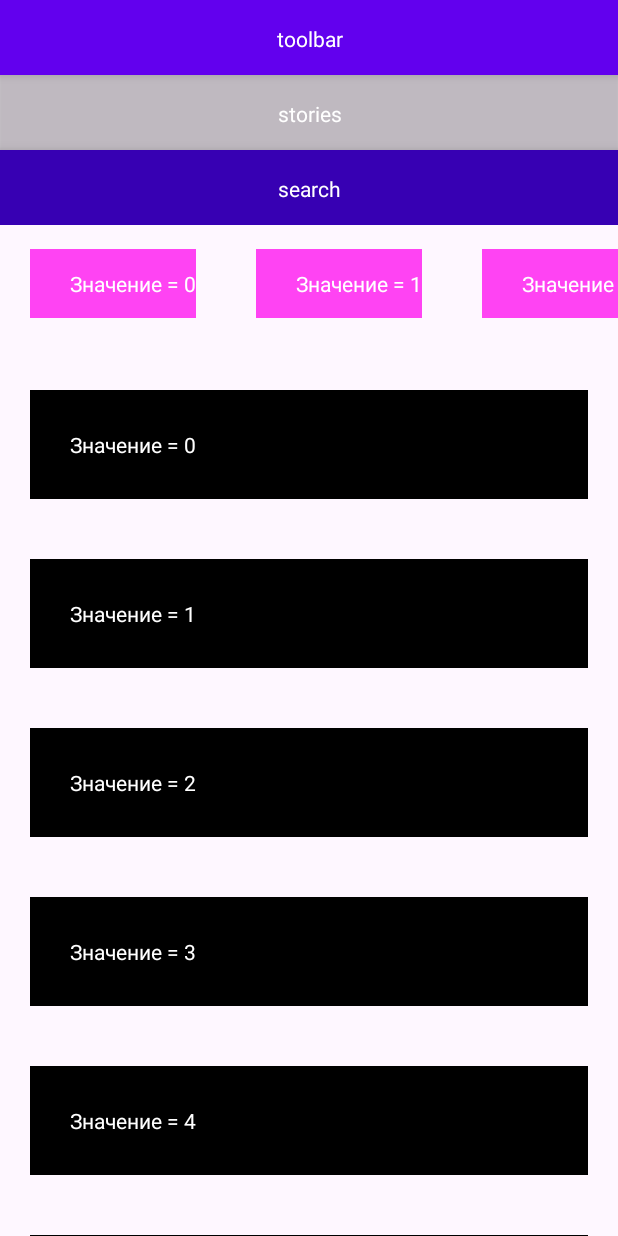
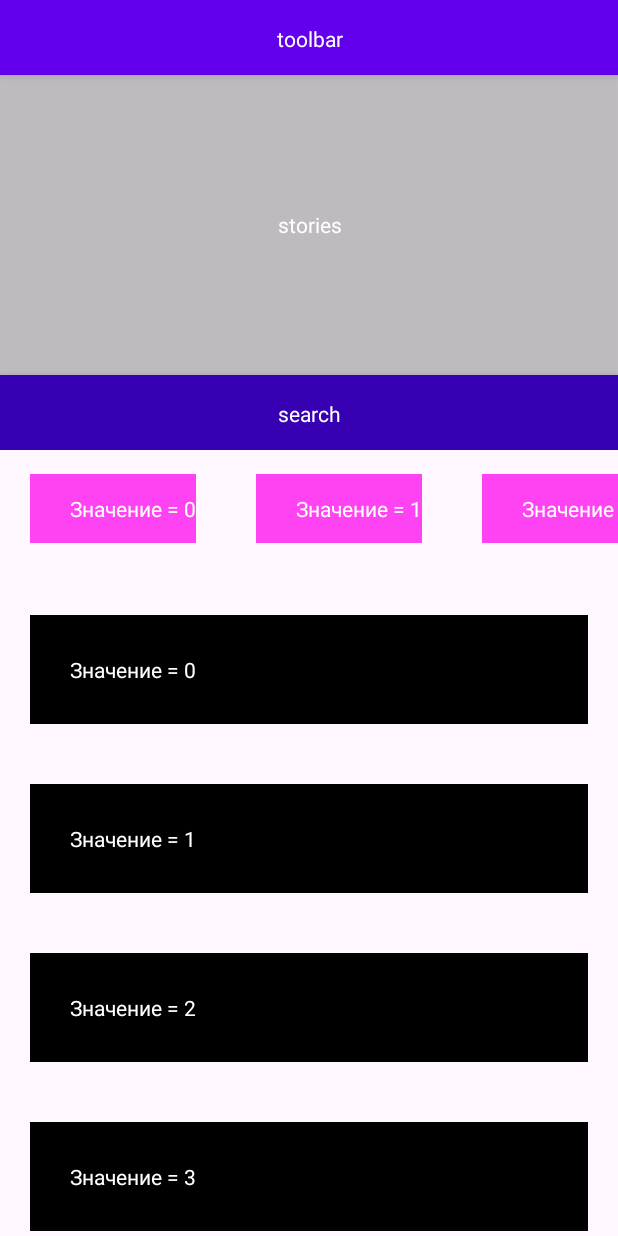
Before and after one commit to shumslav/TestCoordinatorLayout, an Android app: the screen it shows after launch (MainActivity), on a phone screen of 412 x 824 dp. Run offline under Robolectric (Android 15) with nearby library versions, the phone set to English and light mode, and no system bars.

Commit message:
save changes

```diff
--- a/app/src/main/java/com/example/testcoordinatorlayout/CustomViewGroup.kt
+++ b/app/src/main/java/com/example/testcoordinatorlayout/CustomViewGroup.kt
@@ -1,10 +1,15 @@
 package com.example.testcoordinatorlayout
 
 import android.content.Context
+import android.content.res.Resources
 import android.util.AttributeSet
 import android.util.Log
 import android.view.LayoutInflater
+import android.view.ViewGroup
 import androidx.constraintlayout.widget.ConstraintLayout
+import androidx.core.view.doOnLayout
+import androidx.core.view.isVisible
+import androidx.recyclerview.widget.RecyclerView
 import com.example.testcoordinatorlayout.databinding.CustomViewGroupBinding
 import com.google.android.material.appbar.AppBarLayout
 import kotlin.math.min
@@ -15,14 +20,46 @@ class CustomViewGroup @JvmOverloads constructor(
 
     private val binding = CustomViewGroupBinding.inflate(LayoutInflater.from(context), this)
 
+    private var recyclerScroll: Int = 0
+
+//    override fun setLayoutParams(params: ViewGroup.LayoutParams?) {
+//        val newParams = (params as? AppBarLayout.LayoutParams)?.apply {
+//            minimumHeight = 100.toPx()
+//        } ?: params
+//        super.setLayoutParams(newParams)
+//    }
+
+    init {
+        minimumHeight = 100.toPx()
+    }
+
+    private var listener = object: RecyclerView.OnScrollListener() {
+        override fun onScrolled(recyclerView: RecyclerView, dx: Int, dy: Int) {
+            super.onScrolled(recyclerView, dx, dy)
+            recyclerScroll += dy
+            Log.d("CustomViewGroup", "onScrolled: $recyclerScroll")
+        }
+    }
+
     override fun onOffsetChanged(appBarLayout: AppBarLayout, verticalOffset: Int) = with(binding) {
         Log.d("CustomViewGroup", "onOffsetChanged: $verticalOffset totalScrollRange = ${appBarLayout.totalScrollRange}")
-//        binding.root.y = appBarLayout.totalScrollRange.toFloat() - verticalOffset
         toolbar.translationY = min(-verticalOffset.toFloat(), binding.stories.height.toFloat())
+//        binding.search.translationY = if (recyclerScroll > 0) {
+//            max(0f, -verticalOffset.toFloat())
+//        }
+//        else {
+//
+//        }
     }
 
     override fun onAttachedToWindow() {
         super.onAttachedToWindow()
         (parent as? AppBarLayout)?.addOnOffsetChangedListener(this)
     }
+
+    fun setupRecycler(recyclerView: RecyclerView) {
+        recyclerView.addOnScrollListener(listener)
+    }
+
+    fun Int.toPx(): Int = (this * Resources.getSystem().displayMetrics.density).toInt()
 }
--- a/app/src/main/java/com/example/testcoordinatorlayout/MainActivity.kt
+++ b/app/src/main/java/com/example/testcoordinatorlayout/MainActivity.kt
@@ -56,10 +56,6 @@ class MainActivity : AppCompatActivity() {
     }
 
     private fun setupRecyclerView() = with(binding) {
-        rvCatalog.addOnScrollListener(object : RecyclerView.OnScrollListener() {
-            override fun onScrolled(recyclerView: RecyclerView, dx: Int, dy: Int) {
-                Log.d("TAG", "onScrolled: $dy")
-            }
-        })
+        customViewGroup.setupRecycler(rvCatalog)
     }
 }
--- a/app/src/main/res/layout/activity_main.xml
+++ b/app/src/main/res/layout/activity_main.xml
@@ -14,9 +14,10 @@
         android:layout_height="wrap_content">
 
         <com.example.testcoordinatorlayout.CustomViewGroup
+            android:id="@+id/custom_view_group"
             android:layout_width="match_parent"
             android:layout_height="wrap_content"
-            app:layout_scrollFlags="scroll|enterAlways"/>
+            app:layout_scrollFlags="scroll|enterAlways|enterAlwaysCollapsed"/>
 
         <androidx.recyclerview.widget.RecyclerView
             android:id="@+id/categories"
--- a/app/src/main/res/layout/custom_view_group.xml
+++ b/app/src/main/res/layout/custom_view_group.xml
@@ -25,7 +25,7 @@
     <TextView
         android:id="@+id/stories"
         android:layout_width="match_parent"
-        android:layout_height="50dp"
+        android:layout_height="200dp"
         android:text="stories"
         android:visibility="visible"
         android:textColor="@color/white"
```
